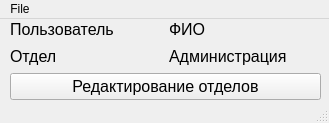
This is src/main/adminmainwindow.ui in sozzzzi/BudgetControl as Qt 5 draws it before an edit. The edited form follows.
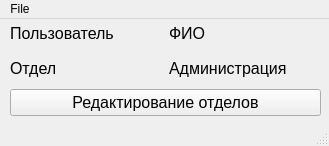
This is the edited form.

```diff
--- a/src/main/adminmainwindow.ui
+++ b/src/main/adminmainwindow.ui
@@ -7,7 +7,7 @@
     <x>0</x>
     <y>0</y>
     <width>329</width>
-    <height>123</height>
+    <height>146</height>
    </rect>
   </property>
   <property name="windowTitle">
@@ -20,7 +20,7 @@
       <x>10</x>
       <y>0</y>
       <width>311</width>
-      <height>81</height>
+      <height>97</height>
      </rect>
     </property>
     <layout class="QGridLayout" name="gridLayout">
```
Left out of the diff: 36 changed lines with no effect on the pictures.
